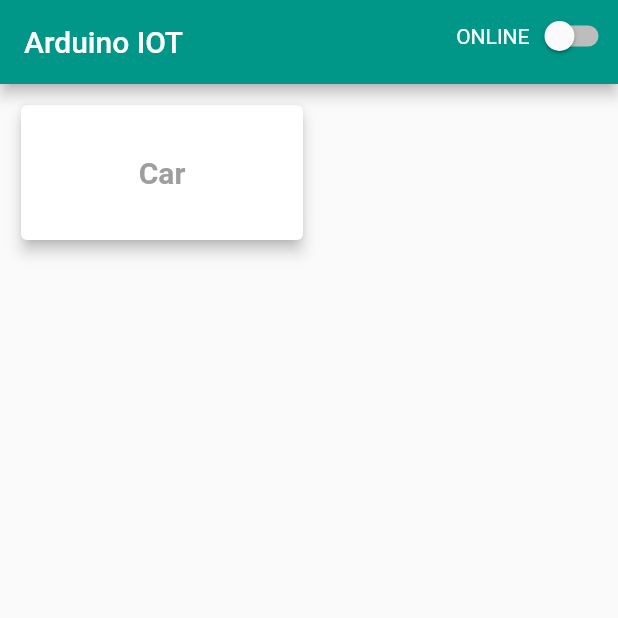
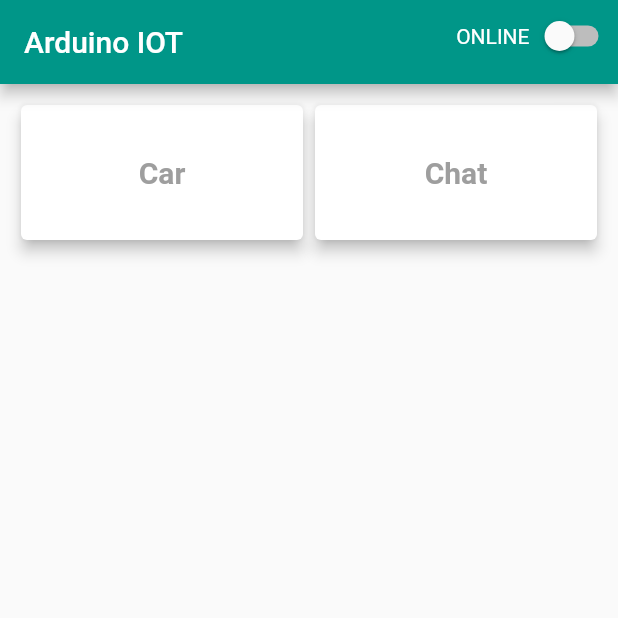
Before and after one commit to gangadharashettypj/ArduinoIOT, a Flutter app: the screen it shows after launch, on a phone screen of 412 x 824 dp, the top half of it. Run offline on Flutter 3.47's test engine with Material 2 defaults, Android fonts, the phone set to English and light mode, and no system bars; our stand-ins replace flutter_local_notifications, shared_preferences; missing offline and left inert: chat_list, get_ip, udp.

```diff
--- a/lib/main.dart
+++ b/lib/main.dart
@@ -1,8 +1,7 @@
-import 'dart:io';
-
 import 'package:arduinoiot/resources/nestbees_resources.dart';
 import 'package:arduinoiot/service/server/server.dart';
 import 'package:arduinoiot/ui/screen/feature/car/car_controller.dart';
+import 'package:arduinoiot/ui/screen/feature/chat/chat.dart';
 import 'package:arduinoiot/ui/screen/home/home.dart';
 import 'package:arduinoiot/ui/screen/splash.dart';
 import 'package:flutter/material.dart';
@@ -30,9 +29,10 @@ class MyApp extends StatelessWidget {
       title: "NestBees",
       home: SplashScreen(),
       routes: <String, WidgetBuilder>{
-        '/splash': (BuildContext context) => SplashScreen(),
-        '/home': (BuildContext context) => Home(),
-        '/carController': (BuildContext context) => CarController(),
+        R.routes.splash: (BuildContext context) => SplashScreen(),
+        R.routes.home: (BuildContext context) => Home(),
+        R.routes.car: (BuildContext context) => CarController(),
+        R.routes.chat: (BuildContext context) => Chat(),
       },
     );
   }
@@ -52,19 +52,10 @@ class MyApp extends StatelessWidget {
     await flutterLocalNotificationsPlugin.initialize(initializationSettings,
         onSelectNotification: onNotificationSelected);
 
-    Server().registerService(R.api.notification, (HttpRequest request) {
-      raiseNotification(
-          request.uri.queryParameters['notificationMessage'],
-          request.uri.queryParameters['notificationBody'],
-          request.uri.queryParameters['notificationTitle']);
-      request.response
-        ..headers.contentType = ContentType("text", "plain", charset: "utf-8")
-        ..write({
-          'status': 'success',
-          'status code': '200',
-          'msg': 'notification raised successfully'
-        })
-        ..close();
+    Server().registerService(R.api.notification,
+        (Map<String, String> response) {
+      raiseNotification(response['notificationMessage'],
+          response['notificationBody'], response['notificationTitle']);
     });
   }
 
--- a/lib/resources/api.dart
+++ b/lib/resources/api.dart
@@ -3,7 +3,9 @@
  */
 class Api {
   get baseUrl => 'http://10.10.10.1/';
+  get root => '';
   get carController => 'carController';
   get setClientIP => 'setClientIP';
   get notification => 'notification';
+  get chat => 'chat';
 }
--- a/lib/resources/colors.dart
+++ b/lib/resources/colors.dart
@@ -12,16 +12,4 @@ class MyColors {
   get opposite => Colors.white;
   get accent => Colors.teal[200];
   get white => HexColor.fromHex('#FFFFFF');
-  MaterialColor primaryswatch = const MaterialColor(0x0e8f8d, const {
-    50: const Color.fromARGB(255, 0, 150, 136),
-    100: const Color.fromARGB(255, 0, 150, 136),
-    200: const Color.fromARGB(255, 0, 150, 136),
-    300: const Color.fromARGB(255, 0, 150, 136),
-    400: const Color.fromARGB(255, 0, 150, 136),
-    500: const Color.fromARGB(255, 0, 150, 136),
-    600: const Color.fromARGB(255, 0, 150, 136),
-    700: const Color.fromARGB(255, 0, 150, 136),
-    800: const Color.fromARGB(255, 0, 150, 136),
-    900: const Color.fromARGB(255, 0, 150, 136)
-  });
 }
--- a/lib/resources/nestbees_resources.dart
+++ b/lib/resources/nestbees_resources.dart
@@ -5,6 +5,7 @@
 import 'package:arduinoiot/resources/api.dart';
 import 'package:arduinoiot/resources/colors.dart';
 import 'package:arduinoiot/resources/images.dart';
+import 'package:arduinoiot/resources/routes.dart';
 import 'package:arduinoiot/resources/shared_pref_constant.dart';
 import 'package:arduinoiot/resources/strings.dart';
 
@@ -14,4 +15,5 @@ abstract class R {
   static Api api = Api();
   static SharedPrefConstants pref = SharedPrefConstants();
   static MyString string = MyString();
+  static Routes routes = Routes();
 }
--- /dev/null
+++ b/lib/resources/routes.dart
@@ -0,0 +1,9 @@
+/*
+ * @Author GS
+ */
+class Routes {
+  get chat => '/chat';
+  get car => '/car';
+  get splash => '/splash';
+  get home => '/home';
+}
--- a/lib/service/rest/HTTPRest.dart
+++ b/lib/service/rest/http_rest.dart
@@ -23,6 +23,7 @@ class HttpREST {
     http.Response response;
     try {
       response = await http.get(R.api.baseUrl + formattedUrl);
+      print(R.api.baseUrl + formattedUrl);
     } catch (e) {}
     return response;
   }
--- a/lib/ui/screen/home/home.dart
+++ b/lib/ui/screen/home/home.dart
@@ -67,9 +67,27 @@ class _HomeState extends State<Home> {
                     ),
                   ),
                 ),
-                onTap: () => Navigator.pushNamed(context, '/carController'),
+                onTap: () => Navigator.pushNamed(context, R.routes.car),
               ),
-            )
+            ),
+            Card(
+              elevation: 4,
+              child: InkWell(
+                child: Container(
+                  child: Center(
+                    child: Text(
+                      "Chat",
+                      style: TextStyle(
+                        fontSize: 20,
+                        fontWeight: FontWeight.bold,
+                        color: R.color.gray,
+                      ),
+                    ),
+                  ),
+                ),
+                onTap: () => Navigator.pushNamed(context, R.routes.chat),
+              ),
+            ),
           ],
           gridDelegate: SliverGridDelegateWithFixedCrossAxisCount(
             crossAxisCount: 2,
--- a/pubspec.yaml
+++ b/pubspec.yaml
@@ -14,6 +14,7 @@ dependencies:
   shared_preferences: ^0.5.6
   get_ip: ^0.4.0
   flutter_local_notifications: ^1.4.0
+  chat_list: ^0.0.1+21
 
 
 dev_dependencies:
```
Also changed, not shown: lib/local/local_data.dart (added, +9 -0 lines), lib/service/manager/device_manager.dart (added, +49 -0 lines), lib/service/server/server.dart (+16 -10 lines), lib/service/udp/udp.dart (added, +47 -0 lines), lib/ui/screen/feature/car/car_controller.dart (+5 -10 lines), lib/ui/screen/feature/chat/channel.dart (added, +17 -0 lines), lib/ui/screen/feature/chat/chat.dart (added, +112 -0 lines), lib/ui/screen/splash.dart (+17 -1 lines), pubspec.lock, 12 other files.
